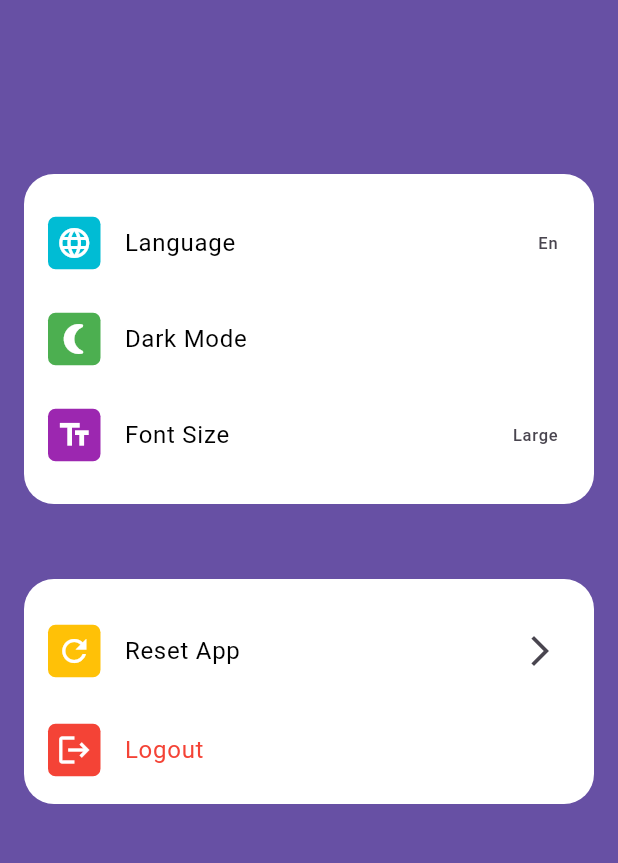
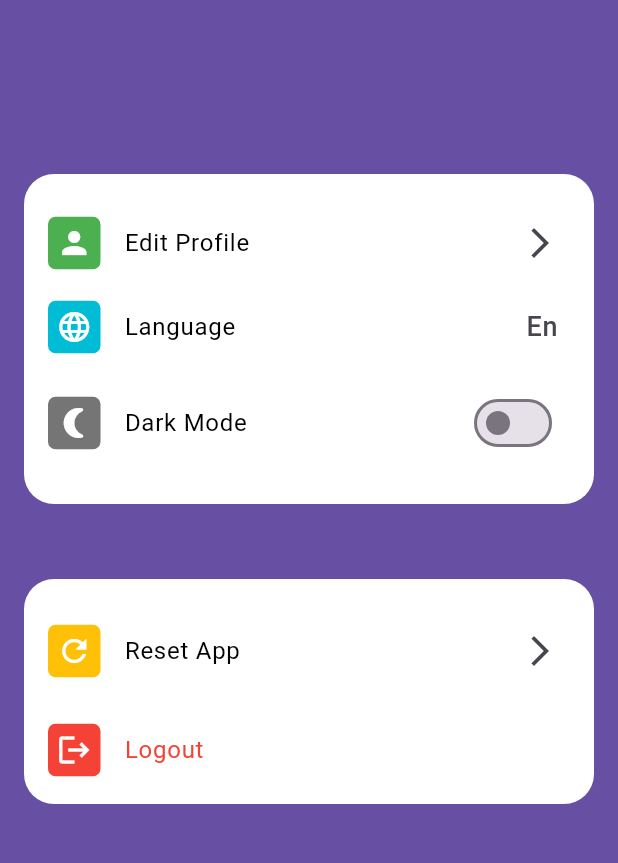
Before and after one commit to Mohammedzj2003/this_books, a Flutter app: the SettingPage screen opened directly, after a tap on "اللغة", on a phone screen of 412 x 824 dp, the part 84-947 px from its top. Run offline on Flutter 3.47's test engine with Material 3 defaults, Android fonts, the phone set to English and light mode, and no system bars; our stand-ins replace cloud_firestore, firebase_auth, firebase_core, flutter_chat_types, flutter_chat_ui, flutter_svg and 3 more; accounts and stored records are empty; generated files the repository leaves out were written again.

Commit message:
settings_page.dart

```diff
--- a/lib/page/settings_page.dart
+++ b/lib/page/settings_page.dart
@@ -5,10 +5,10 @@ import 'package:flutter_gen/gen_l10n/app_localizations.dart';
 import 'package:shared_preferences/shared_preferences.dart';
 import 'package:this_books/main.dart';
 import 'package:this_books/page/login_page.dart';
+import 'package:this_books/page/profile_page.dart';
 import 'package:this_books/page/reset_page.dart';
 import 'package:this_books/shared/constants.dart';
 import 'package:this_books/widget/navDrower_widget.dart';
-
 
 class SettingPage extends StatefulWidget {
   const SettingPage({super.key});
@@ -18,16 +18,40 @@ class SettingPage extends StatefulWidget {
 }
 
 class _SettingPageState extends State<SettingPage> {
+  bool _isDarkMode = false;
+  double _fontSize = 18.0;
+
+  void initState() {
+    super.initState();
+    _loadTheme();
+  }
+
+  Future<void> _loadTheme() async {
+    SharedPreferences prefs = await SharedPreferences.getInstance();
+    bool isDarkMode = prefs.getBool('isDarkMode') ?? false;
+    setState(() {
+      _isDarkMode = isDarkMode;
+    });
+  }
+
+  void _toggleTheme(bool isDark) async {
+    SharedPreferences prefs = await SharedPreferences.getInstance();
+    setState(() {
+      _isDarkMode = isDark;
+    });
+    await prefs.setBool('isDarkMode', isDark);
+  }
+
   @override
   Widget build(BuildContext context) {
-    return  Scaffold(
+    return Scaffold(
       drawer: const NavdrowerWidget(),
       appBar: AppBar(
         title: Text(
           AppLocalizations.of(context)!.setting,
           style: const TextStyle(color: Colors.white70),
         ),
-        backgroundColor:const Color(0xff283E50),
+        backgroundColor: const Color(0xff283E50),
         leading: Builder(
           builder: (context) => GestureDetector(
             onTap: () {
@@ -49,7 +73,7 @@ class _SettingPageState extends State<SettingPage> {
         padding: const EdgeInsets.all(16.0),
         child: Column(
           children: [
-            const  SizedBox(
+            const SizedBox(
               height: 100,
             ),
             Container(
@@ -64,48 +88,61 @@ class _SettingPageState extends State<SettingPage> {
                     height: 18,
                   ),
                   SettingOption(
+                    icon: Icons.person,
+                    title: AppLocalizations.of(context)!.editProfile,
+                    trailing: const Icon(Icons.arrow_forward_ios),
+                    textColor: Colors.black,
+                    iconColor: Colors.white,
+                    iconBackgroundColor: Colors.green,
+                    onTap: () {
+                      Navigator.push(
+                        context,
+                        MaterialPageRoute(
+                          builder: (context) => const ProfilePage(),
+                        ),
+                      );
+                    },
+                  ),
+                  SettingOption(
                     icon: Icons.language,
-                    trailing: Text(AppLocalizations.of(context)!.en),
+                    trailing: Text(
+                      AppLocalizations.of(context)!.en,
+                      style: TextStyle(fontSize: _fontSize),
+                    ),
                     title: AppLocalizations.of(context)!.language,
                     textColor: Colors.black,
                     iconColor: Colors.white,
                     iconBackgroundColor: Colors.cyan,
                     onTap: () async {
-                      SharedPreferences prefs = await SharedPreferences.getInstance();
-                      String currentLanguage = prefs.getString('language') ?? 'ar';
+                      SharedPreferences prefs =
+                          await SharedPreferences.getInstance();
+                      String currentLanguage =
+                          prefs.getString('language') ?? 'ar';
 
-                      String newLanguage = currentLanguage == 'ar' ? 'en' : 'ar';
+                      String newLanguage =
+                          currentLanguage == 'ar' ? 'en' : 'ar';
                       await prefs.setString('language', newLanguage);
 
                       MyApp.setLocale(context, Locale(newLanguage));
                     },
                   ),
-
-
                   const SizedBox(
                     height: 8,
                   ),
                   SettingOption(
                     icon: Icons.nightlight_round,
                     title: AppLocalizations.of(context)!.darkMode,
-                    trailing:const Text(""),
+                    trailing: Switch(
+                      value: _isDarkMode,
+                      onChanged: _toggleTheme,
+                    ),
                     textColor: Colors.black,
                     iconColor: Colors.white,
-                    iconBackgroundColor: Colors.green,
-                    onTap: () {
-                    },
+                    iconBackgroundColor: Colors.black54,
+                    onTap: () {},
                   ),
                   const SizedBox(
                     height: 8,
-                  ),
-                  SettingOption(
-                    icon: Icons.text_fields,
-                    title: AppLocalizations.of(context)!.fontSize,
-                    trailing: Text(AppLocalizations.of(context)!.large),
-                    textColor: Colors.black,
-                    iconColor: Colors.white,
-                    iconBackgroundColor: Colors.purple,
-                    onTap: () {},
                   ),
                 ],
               ),
@@ -140,7 +177,7 @@ class _SettingPageState extends State<SettingPage> {
                       );
                     },
                   ),
-                 const SizedBox(
+                  const SizedBox(
                     height: 10,
                   ),
                   SettingOption(
@@ -155,7 +192,8 @@ class _SettingPageState extends State<SettingPage> {
                       await FirebaseAuth.instance.signOut();
 
                       // إزالة بيانات تسجيل الدخول من SharedPreferences
-                      SharedPreferences prefs = await SharedPreferences.getInstance();
+                      SharedPreferences prefs =
+                          await SharedPreferences.getInstance();
                       await prefs.remove('email');
                       await prefs.remove('password');
 
@@ -176,5 +214,4 @@ class _SettingPageState extends State<SettingPage> {
       ),
     );
   }
-
 }
```
Also changed, not shown: lib/main.dart (+19 -0 lines), lib/shared/ui_provider.dart (added, +45 -0 lines).
